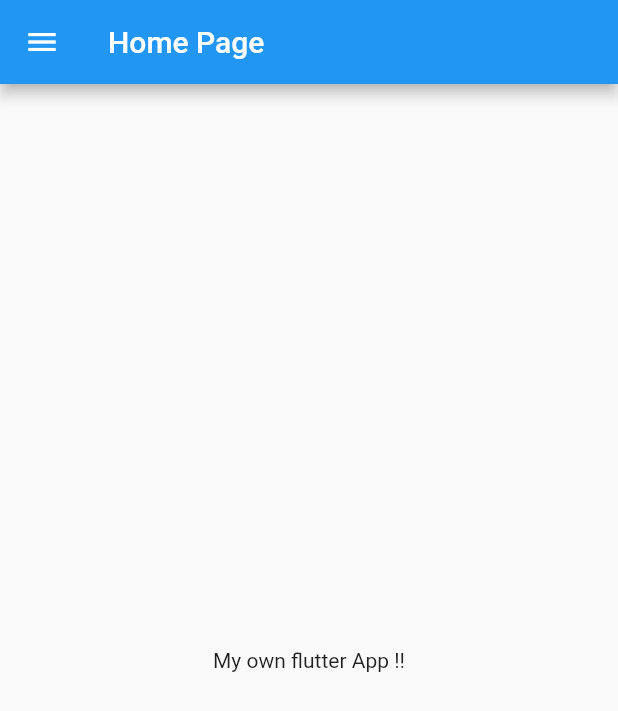
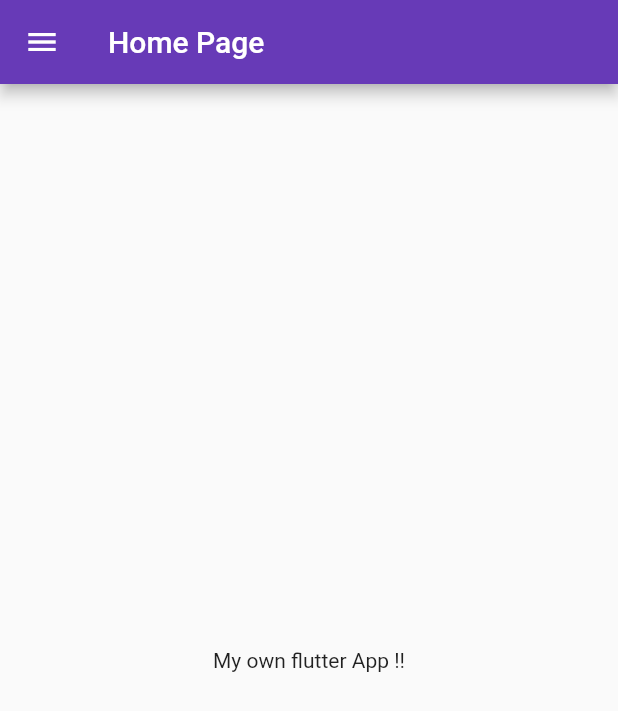
Before and after one commit to deepengajjar/flutter_eshop, a Flutter app: the screen it shows after launch, on a phone screen of 412 x 824 dp. Shown: the top 711 px of the screen. Run offline on Flutter 3.47's test engine with Material 2 defaults, Android fonts, the phone set to English and light mode, and no system bars.

Commit message:
Day 3 completed

```diff
--- a/lib/main.dart
+++ b/lib/main.dart
@@ -1,4 +1,5 @@
-import 'package:e_shop/home_page.dart';
+import 'package:e_shop/pages/home_page.dart';
+import 'package:e_shop/pages/login_page.dart';
 import 'package:flutter/material.dart';
 
 void main() {
@@ -9,7 +10,16 @@ class MyApp extends StatelessWidget {
   @override
   Widget build(BuildContext context) {
     return MaterialApp(
-      home: HomePage(),
+      // home: HomePage(),
+      themeMode: ThemeMode.light,
+      theme: ThemeData(primarySwatch: Colors.deepPurple),
+      darkTheme: ThemeData(brightness: Brightness.dark),
+      routes: {
+        '/': (context) => LoginPage(),
+        '/home': (context) => HomePage(),
+        '/login': (context) => LoginPage(),
+      },
+      initialRoute: '/home',
     );
   }
 }
--- a/lib/home_page.dart
+++ b/lib/pages/home_page.dart
@@ -1,8 +1,6 @@
 import 'package:flutter/material.dart';
 
 class HomePage extends StatelessWidget {
-  const HomePage({Key? key}) : super(key: key);
-
   @override
   Widget build(BuildContext context) {
     return Scaffold(
```
Also changed, not shown: lib/pages/login_page.dart (added, +18 -0 lines).
